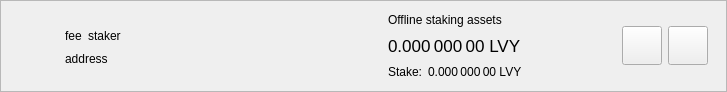
Qt form src/qt/forms/delegationitemwidget.ui (AlveyCoin/Alvey-Core) before a commit.
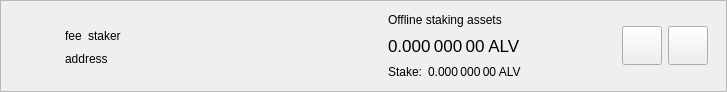
The same form after that commit.

What changed in the file:
```diff
--- a/src/qt/forms/delegationitemwidget.ui
+++ b/src/qt/forms/delegationitemwidget.ui
@@ -236,7 +236,7 @@
                   <string>Your current spendable balance</string>
                  </property>
                  <property name="text">
-                  <string notr="true">0.000 000 00 LVY</string>
+                  <string notr="true">0.000 000 00 ALV</string>
                  </property>
                  <property name="alignment">
                   <set>Qt::AlignLeading|Qt::AlignLeft|Qt::AlignVCenter</set>
@@ -270,7 +270,7 @@
                  <item>
                   <widget class="QLabel" name="labelStake">
                    <property name="text">
-                    <string>0.000 000 00 LVY</string>
+                    <string>0.000 000 00 ALV</string>
                    </property>
                    <property name="alignment">
                     <set>Qt::AlignLeading|Qt::AlignLeft|Qt::AlignVCenter</set>
```
